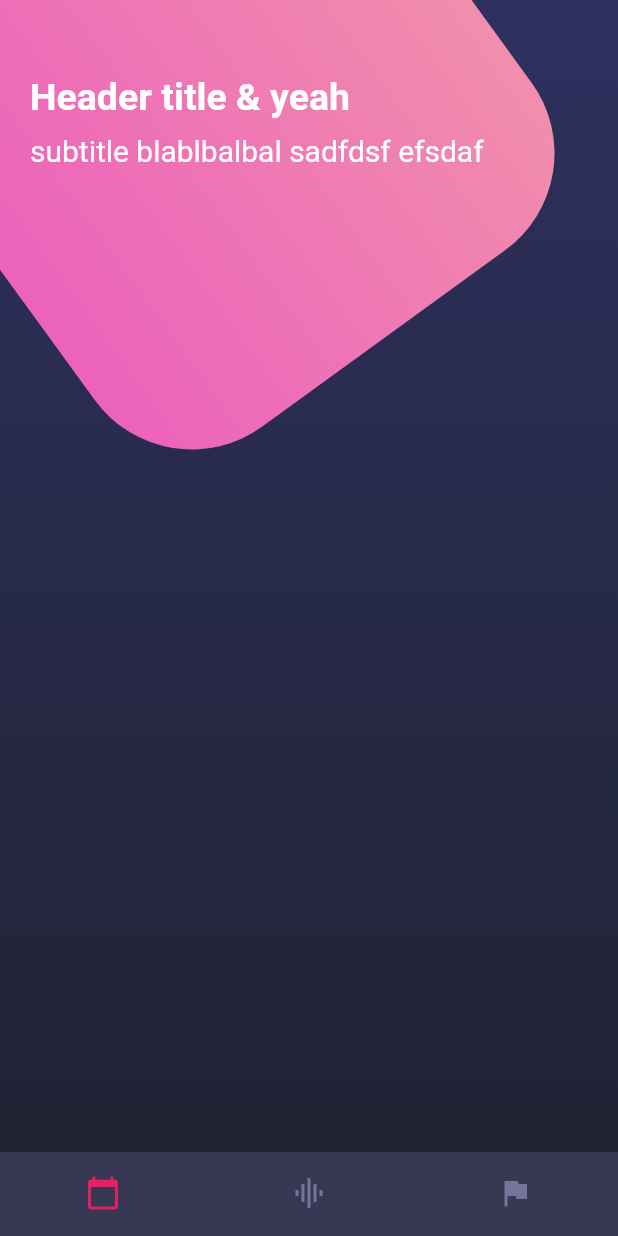
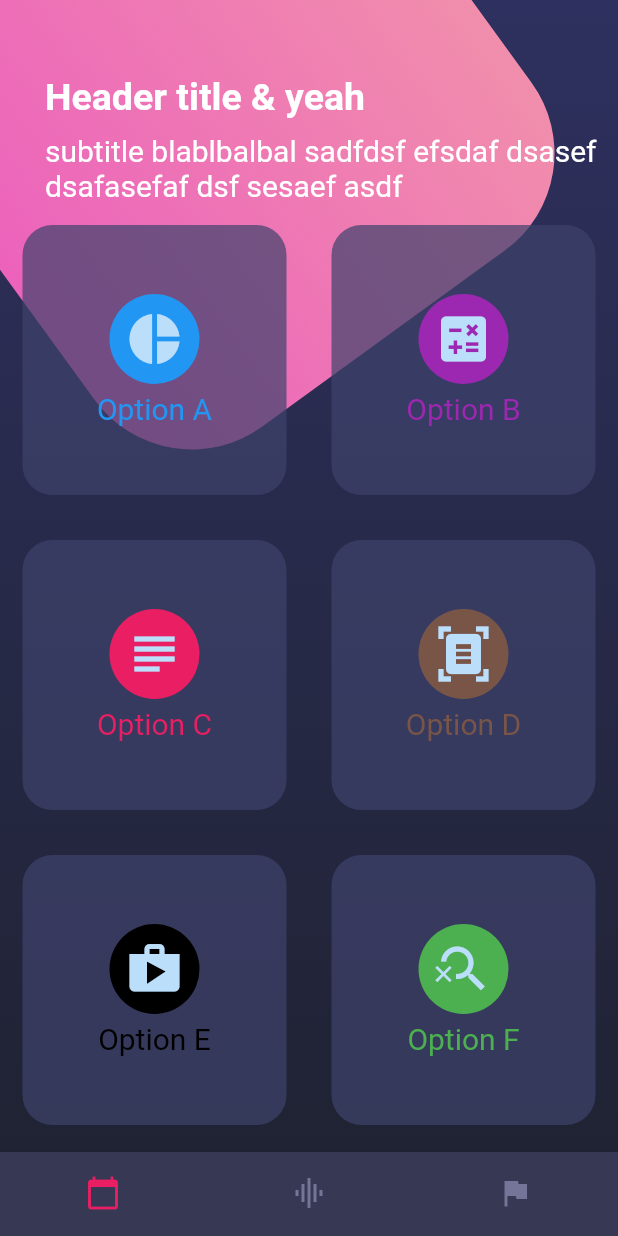
Before and after one commit to fperezco/flutter_design_practice_1, a Flutter app: the screen it shows after launch, on a phone screen of 412 x 824 dp. Run offline on Flutter 3.47's test engine with Material 2 defaults, Android fonts, the phone set to English and light mode, and no system bars.

Commit message:
add table with tablerow in the middle to define the grid with optins

```diff
--- a/lib/src/screens/grid_page.dart
+++ b/lib/src/screens/grid_page.dart
@@ -1,4 +1,5 @@
 import 'package:flutter/material.dart';
+import 'package:flutter_design_practice_1/src/widgets/card_table.dart';
 import 'package:flutter_design_practice_1/src/widgets/custom_background.dart';
 import 'package:flutter_design_practice_1/src/widgets/custom_bottom_navigation_bar.dart';
 
@@ -31,6 +32,7 @@ class _HomeBody extends StatelessWidget {
       child: Column(
         children: [
           PageTitle(),
+          CardTable()
         ],
       )
     );
--- /dev/null
+++ b/lib/src/widgets/card_table.dart
@@ -0,0 +1,89 @@
+import 'package:flutter/material.dart';
+
+class CardTable extends StatelessWidget {
+  const CardTable({super.key});
+
+  @override
+  Widget build(BuildContext context) {
+    return Table(
+      //every table row should have the same ammount of items, at least, empty containers
+      children: [
+        TableRow(
+          children: [
+            _SingleCard(
+                icon: Icon(Icons.pie_chart, size: 40),
+                text: "Option A",
+                color: Colors.blue),
+            _SingleCard(
+                icon: Icon(Icons.calculate, size: 40),
+                text: "Option B",
+                color: Colors.purple),
+          ],
+        ),
+        TableRow(
+          children: [
+            _SingleCard(
+                icon: Icon(
+                  Icons.subject,
+                  size: 40,
+                ),
+                text: "Option C",
+                color: Colors.pink),
+            _SingleCard(
+                icon: Icon(Icons.document_scanner, size: 40),
+                text: "Option D",
+                color: Colors.brown),
+          ],
+        ),
+        TableRow(
+          children: [
+            _SingleCard(
+                icon: Icon(Icons.shop, size: 40),
+                text: "Option E",
+                color: Colors.black),
+            _SingleCard(
+                icon: Icon(Icons.search_off, size: 40),
+                text: "Option F",
+                color: Colors.green),
+          ],
+        )
+      ],
+    );
+  }
+}
+
+class _SingleCard extends StatelessWidget {
+  final Icon icon;
+  final Color color;
+  final String text;
+
+  const _SingleCard(
+      {required Icon this.icon,
+      required String this.text,
+      required Color this.color});
+
+  @override
+  Widget build(BuildContext context) {
+    return Container(
+      margin: EdgeInsets.all(15),
+      height: 180,
+      decoration: BoxDecoration(
+          color: Color.fromRGBO(62, 66, 107, 0.7),
+          borderRadius: BorderRadius.circular(20.0)),
+      child: Column(mainAxisAlignment: MainAxisAlignment.center, children: [
+        CircleAvatar(
+          backgroundColor: color,
+          child: icon,
+          radius: 30,
+        ),
+        SizedBox(
+          height: 5,
+        ),
+        Text(
+          text,
+          style: TextStyle(fontSize: 20, color: color),
+        )
+      ]),
+    );
+  }
+}
--- a/lib/src/widgets/page_title.dart
+++ b/lib/src/widgets/page_title.dart
@@ -8,8 +8,9 @@ class PageTitle extends StatelessWidget {
     return SafeArea(
       bottom: false,
       child: Container(
+            width: double.infinity,
             margin: const EdgeInsets.only(
-              left: 20.0,
+              left: 30.0,
               top: 50.0,
               right: 0.0,
               bottom: 0.0,
@@ -19,7 +20,7 @@ class PageTitle extends StatelessWidget {
             children: [
             Text("Header title & yeah", style: TextStyle(color: Colors.white,fontSize: 25.0,fontWeight: FontWeight.bold)),
             SizedBox(height: 10.0),
-            Text("subtitle blablbalbal sadfdsf efsdaf ",style: TextStyle(color: Colors.white,fontSize: 20.0))]),
+            Text("subtitle blablbalbal sadfdsf efsdaf dsasef dsafasefaf dsf sesaef asdf ",style: TextStyle(color: Colors.white,fontSize: 20.0))]),
         ),
     );
   }
```
